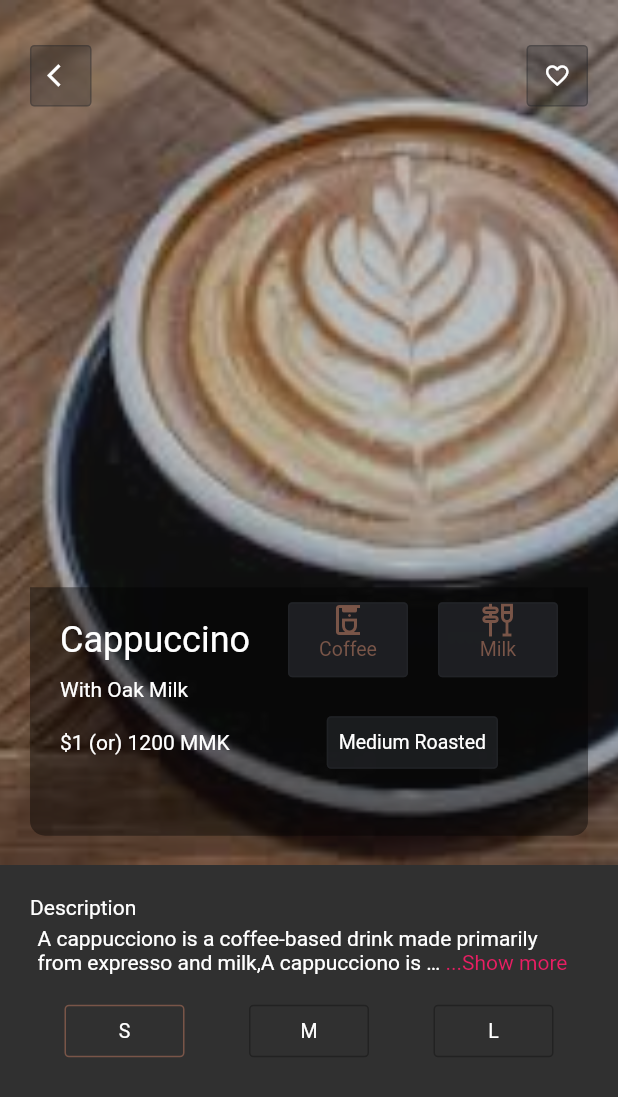
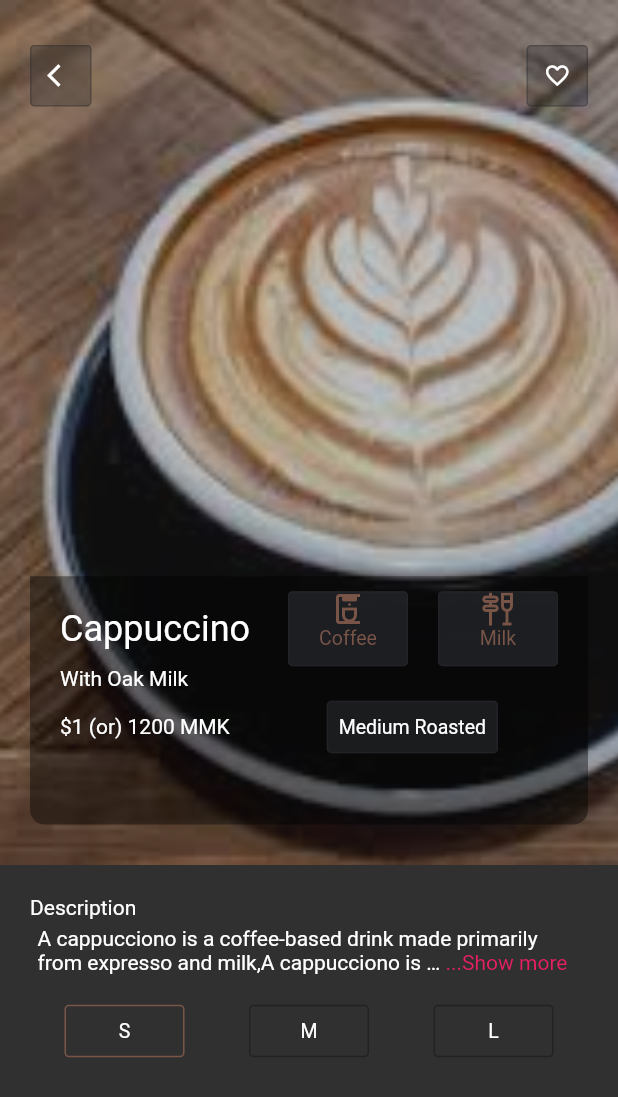
Before and after one commit to mmcodetester/coffee_ui, a Flutter app: the MyWidget screen opened directly, on a phone screen of 412 x 824 dp. Shown: the top 1097 px of the screen. Run offline on Flutter 3.47's test engine with Material 2 defaults, Android fonts, the phone set to English and light mode, and no system bars; drawn by our look-alikes of getwidget, readmore; network calls fail.

Commit message:
change ui

```diff
--- a/lib/ui/sections/get_single_item.dart
+++ b/lib/ui/sections/get_single_item.dart
@@ -54,7 +54,7 @@ class _MyWidgetState extends State<MyWidget> {
                     ),
                     Container(
                       padding: EdgeInsets.zero,
-                      height: size.height * 0.389,
+                      height: size.height * 0.38,
                       //color: Colors.white,
                       child: const SizedBox(),
                     ),
@@ -145,7 +145,7 @@ class _MyWidgetState extends State<MyWidget> {
                             )
                           ]),
                           const SizedBox(
-                            height: 10,
+                            height: 7,
                           ),
                           Row(children: [
                             const Expanded(
```
